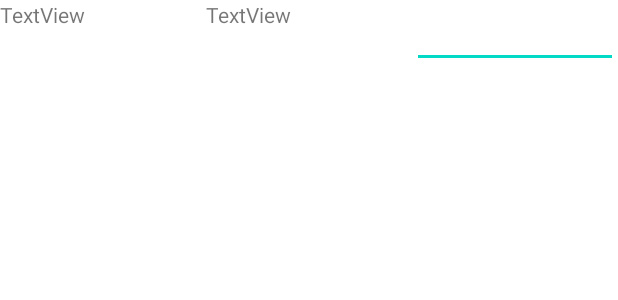
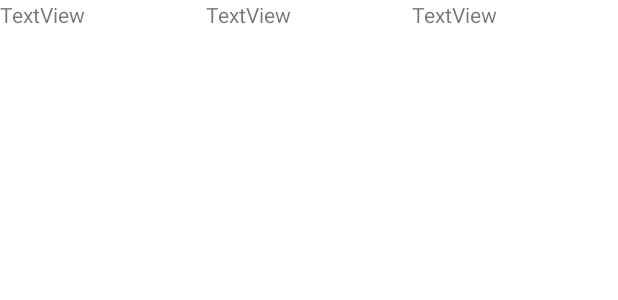
Before and after one commit to GuilhermeJanke/FinApp, an Android app: the layout adapter_list_extrato.xml on its own in the app's theme, with its tools: preview values and no code run, on a phone screen of 412 x 824 dp. Shown: the top 300 px of the screen. Run offline under Robolectric (Android 15) with nearby library versions, the phone set to English and light mode, and no system bars.

Commit message:
Pagina de extrato funcional. TO-DO: ordenar por data

```diff
--- a/app/src/main/java/com/example/finapp/adapter/AdapterExtrato.java
+++ b/app/src/main/java/com/example/finapp/adapter/AdapterExtrato.java
@@ -48,7 +48,7 @@ public class AdapterExtrato extends RecyclerView.Adapter<AdapterExtrato.MyViewHo
         Extrato obj = listExtrato.get(position);
         holder.type.setText(obj.getType());
         holder.date.setText(obj.getDate());
-        //holder.value.setText("1.0");
+        holder.value.setText(Double.toString(obj.getValue()));
 
     }
 
--- a/app/src/main/res/layout/adapter_list_extrato.xml
+++ b/app/src/main/res/layout/adapter_list_extrato.xml
@@ -23,7 +23,7 @@
             <TextView
                 android:id="@+id/textViewClassificacao"
                 android:layout_width="match_parent"
-                android:layout_height="42dp"
+                android:layout_height="29dp"
                 android:text="TextView" />
         </LinearLayout>
         <!-- col 1 end -->
@@ -38,7 +38,7 @@
             <TextView
                 android:id="@+id/textViewData"
                 android:layout_width="match_parent"
-                android:layout_height="43dp"
+                android:layout_height="30dp"
                 android:text="TextView" />
         </LinearLayout>
         <!-- col 2 end -->
@@ -50,12 +50,11 @@
             android:layout_weight="1"
             android:orientation="vertical">
 
-            <EditText
+            <TextView
                 android:id="@+id/textViewValor"
                 android:layout_width="match_parent"
-                android:layout_height="match_parent"
-                android:ems="10"
-                android:inputType="numberDecimal" />
+                android:layout_height="30dp"
+                android:text="TextView" />
         </LinearLayout>
 
     </LinearLayout>
```
